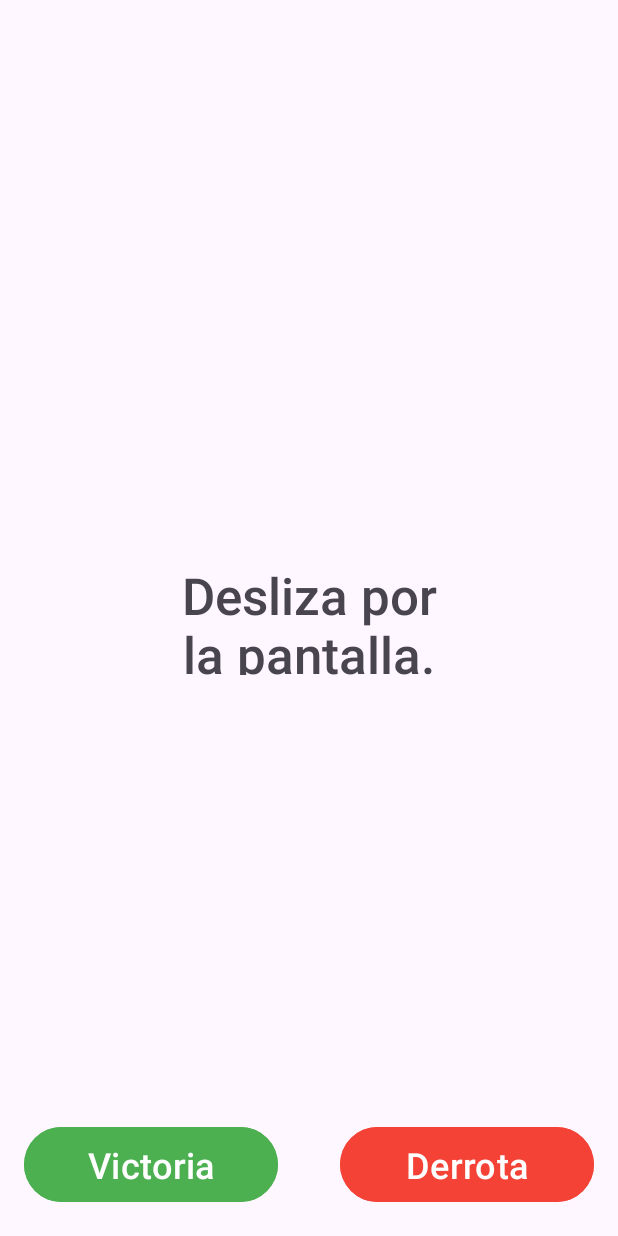
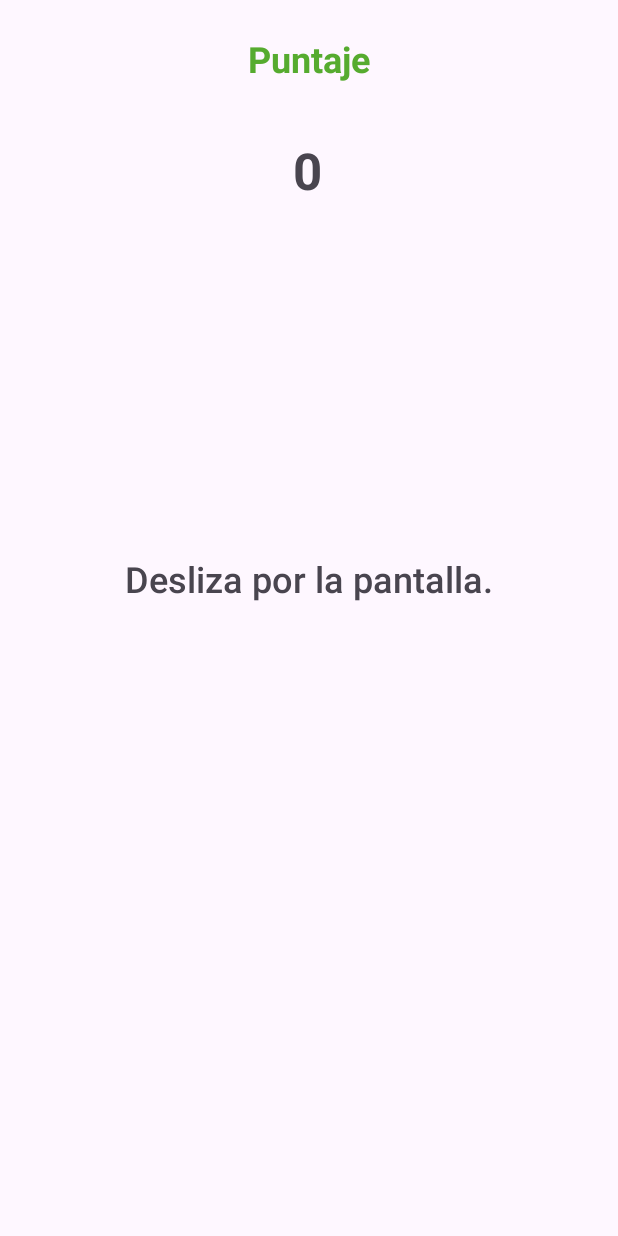
Before and after one commit to Dyciel/BopBop, an Android app: the GameScreen screen opened directly, with no data from a screen before it, on a phone screen of 412 x 824 dp. Run offline under Robolectric (Android 15) with nearby library versions, the phone set to English and light mode, and no system bars.

Commit message:
Implementacion de condiciones y puntaje

```diff
--- a/app/src/main/res/layout/activity_game_screen.xml
+++ b/app/src/main/res/layout/activity_game_screen.xml
@@ -6,44 +6,46 @@
     android:layout_height="match_parent"
     tools:context=".GameScreen">
 
-    <Button
-        android:id="@+id/victoryButton"
-        android:layout_width="169dp"
-        android:layout_height="58dp"
-        android:backgroundTint="#4CAF50"
-        android:text="Victoria"
-        android:textSize="24sp"
-        app:layout_constraintBottom_toBottomOf="parent"
-        app:layout_constraintEnd_toEndOf="parent"
-        app:layout_constraintHorizontal_bias="0.066"
-        app:layout_constraintStart_toStartOf="parent"
-        app:layout_constraintTop_toTopOf="parent"
-        app:layout_constraintVertical_bias="0.976" />
-
-    <Button
-        android:id="@+id/loseButton"
-        android:layout_width="169dp"
-        android:layout_height="58dp"
-        android:backgroundTint="#F44336"
-        android:text="Derrota"
-        android:textSize="24sp"
-        app:layout_constraintBottom_toBottomOf="parent"
-        app:layout_constraintEnd_toEndOf="parent"
-        app:layout_constraintHorizontal_bias="0.933"
-        app:layout_constraintStart_toStartOf="parent"
-        app:layout_constraintTop_toTopOf="parent"
-        app:layout_constraintVertical_bias="0.976" />
-
     <TextView
         android:id="@+id/instruccion"
-        android:layout_width="173dp"
-        android:layout_height="76dp"
+        android:layout_width="306dp"
+        android:layout_height="85dp"
         android:fontFamily="sans-serif-medium"
         android:text="TextView"
         android:textAlignment="center"
-        android:textSize="34sp"
+        android:textSize="24sp"
         app:layout_constraintBottom_toBottomOf="parent"
         app:layout_constraintEnd_toEndOf="parent"
         app:layout_constraintStart_toStartOf="parent"
         app:layout_constraintTop_toTopOf="parent" />
+
+    <TextView
+        android:id="@+id/puntuacion"
+        android:layout_width="74dp"
+        android:layout_height="72dp"
+        android:text="TextView"
+        android:textAlignment="center"
+        android:textSize="34sp"
+        android:textStyle="bold"
+        app:layout_constraintBottom_toBottomOf="parent"
+        app:layout_constraintEnd_toEndOf="parent"
+        app:layout_constraintHorizontal_bias="0.498"
+        app:layout_constraintStart_toStartOf="parent"
+        app:layout_constraintTop_toTopOf="parent"
+        app:layout_constraintVertical_bias="0.121" />
+
+    <TextView
+        android:id="@+id/textPuntaje"
+        android:layout_width="144dp"
+        android:layout_height="45dp"
+        android:text="Puntaje"
+        android:textAlignment="center"
+        android:textAllCaps="false"
+        android:textColor="@color/star_color"
+        android:textSize="24sp"
+        android:textStyle="bold"
+        app:layout_constraintBottom_toTopOf="@+id/puntuacion"
+        app:layout_constraintEnd_toEndOf="parent"
+        app:layout_constraintStart_toStartOf="parent"
+        app:layout_constraintTop_toTopOf="parent" />
 </androidx.constraintlayout.widget.ConstraintLayout>
```
Also changed, not shown: app/src/main/java/cl/dycier/bopbop/GameScreen.kt (+42 -20 lines).
